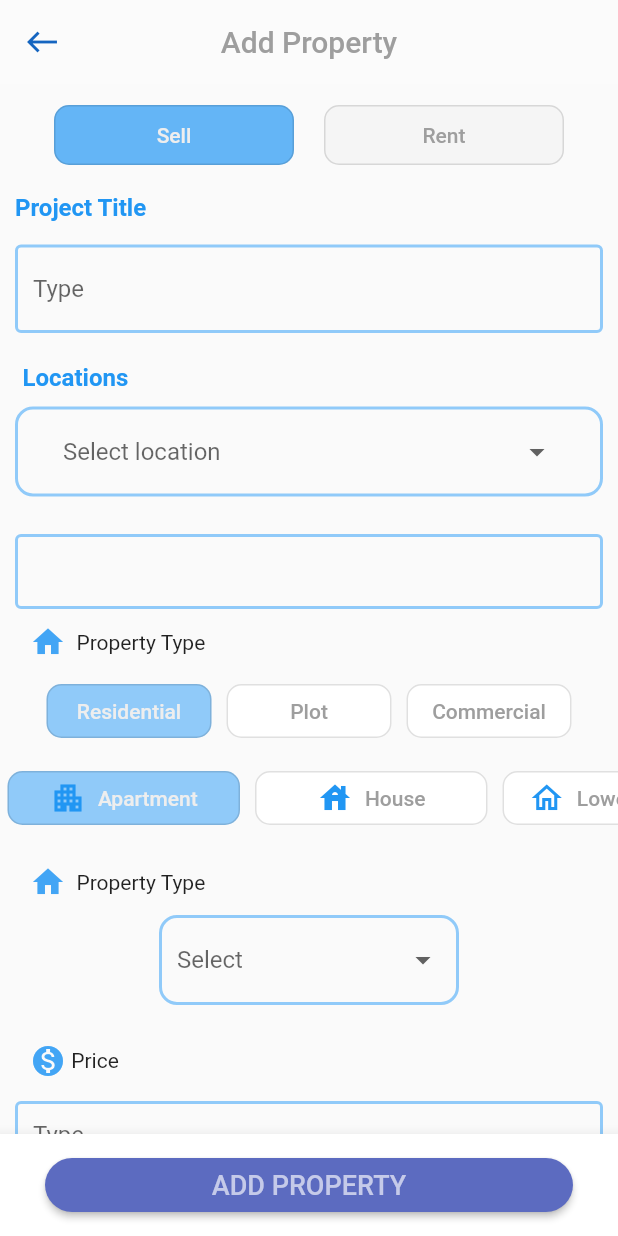
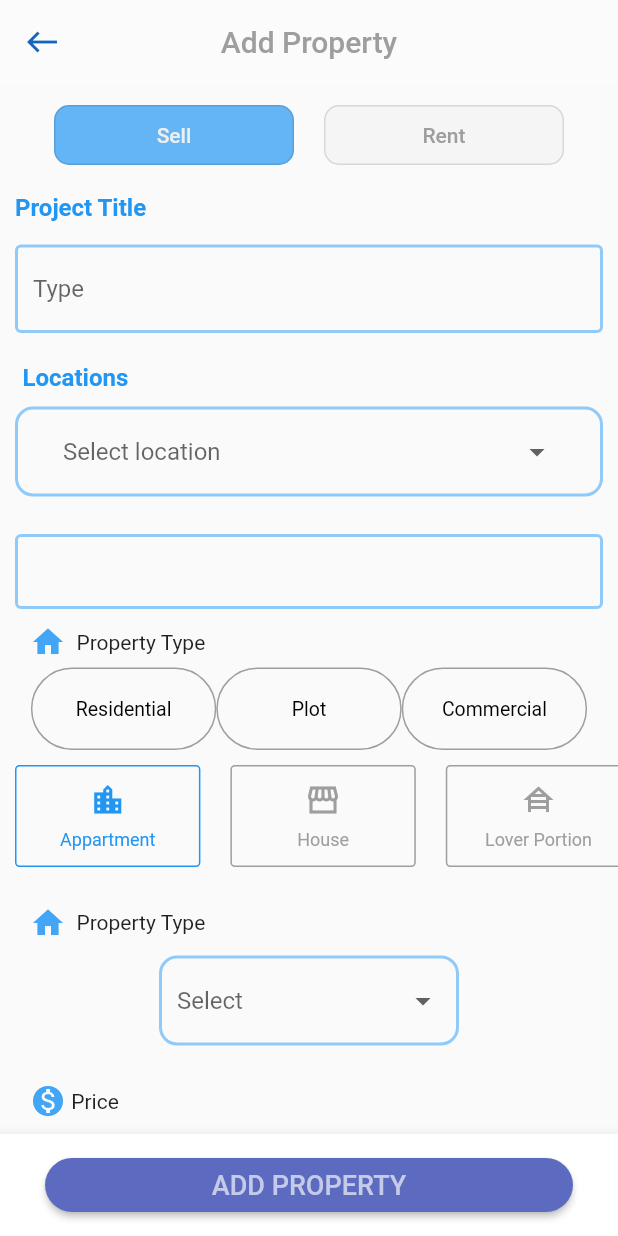
Before and after one commit to Alaa26it/file1, a Flutter app: the screen it shows after launch, in the side drawer, after a tap on "add", on a phone screen of 412 x 824 dp. Run offline on Flutter 3.47's test engine with Material 2 defaults, Android fonts, the phone set to English and light mode, and no system bars; drawn by our look-alikes of custom_radio_grouped_button.

Commit message:
Zain Updates ( Property Type Selections)

```diff
--- a/lib/add.dart
+++ b/lib/add.dart
@@ -6,6 +6,7 @@ import 'package:homee1/main.dart';
 
 import 'package:flutter/cupertino.dart';
 import 'package:flutter/material.dart';
+import 'package:custom_radio_grouped_button/custom_radio_grouped_button.dart';
 
 class Add1 extends StatefulWidget {
   @override
@@ -139,6 +140,51 @@ class _Add1State extends State<Add1> {
   bool vacuum = false;
   bool garret = false;
   bool basement = false;
+  //////////////////////////////////////
+
+  String? propertyType;
+  String? selectedProperty;
+  int _selected = 0;
+/////////////////////////////////////
+
+  Widget _icon(int index, {String? text, IconData? icon}) {
+    return Padding(
+      padding: const EdgeInsets.all(10.0),
+      child: InkResponse(
+        child: Container(
+          width: MediaQuery.of(context).size.width * 0.3,
+          padding: const EdgeInsets.all(10),
+          decoration: BoxDecoration(
+              borderRadius: BorderRadius.circular(3),
+              border: Border.all(
+                  color: _selected == index ? Colors.blue : Colors.grey)),
+          child: Column(
+            mainAxisSize: MainAxisSize.min,
+            children: [
+              Icon(
+                icon,
+                color: _selected == index ? Colors.blue : Colors.grey,
+              ),
+              const SizedBox(
+                height: 8,
+              ),
+              Text(text!,
+                  style: TextStyle(
+                      color: _selected == index ? Colors.blue : Colors.grey,
+                      fontSize: 12,
+                      fontWeight: FontWeight.w400)),
+            ],
+          ),
+        ),
+        onTap: () => setState(
+          () {
+            _selected = index;
+            selectedProperty = text;
+          },
+        ),
+      ),
+    );
+  }
 
   @override
   Widget build(BuildContext context) {
@@ -322,64 +368,106 @@ class _Add1State extends State<Add1> {
                     ],
                   ),
                 ),
-                Container(
-                  width: double.infinity,
-                  child: Row(
-                    mainAxisAlignment: MainAxisAlignment.center,
-                    crossAxisAlignment: CrossAxisAlignment.center,
-                    children: <Widget>[
-                      Container(
-                          margin: EdgeInsets.all(5),
-                          child: customRadio1(homee1[0], 0)),
-                      Container(
-                          margin: EdgeInsets.all(5),
-                          child: customRadio1(homee1[1], 1)),
-                      Container(
-                          margin: EdgeInsets.all(5),
-                          child: customRadio1(homee1[2], 2)),
-                      SizedBox(
-                        height: 30.0,
-                      ),
-                    ],
-                  ),
-                ),
-                Container(
-                  width: double.infinity,
-                  child: SingleChildScrollView(
-                    scrollDirection: Axis.horizontal,
-                    child: Row(
-                      mainAxisAlignment: MainAxisAlignment.center,
-                      crossAxisAlignment: CrossAxisAlignment.center,
-                      children: <Widget>[
-                        Container(
-                            margin: EdgeInsets.all(5),
-                            child:
-                                customRadio2(widgets[0], 0, Icons.apartment)),
-                        Container(
-                            margin: EdgeInsets.all(5),
-                            child: customRadio2(widgets[1], 1, Icons.house)),
-                        Container(
-                            margin: EdgeInsets.all(5),
-                            child: customRadio2(
-                                widgets[2], 2, Icons.home_outlined)),
-                        Container(
-                            margin: EdgeInsets.all(5),
-                            child: customRadio2(
-                                widgets[3], 3, Icons.maps_home_work_sharp)),
-                        Container(
-                            margin: EdgeInsets.all(5),
-                            child: customRadio2(widgets[4], 4, Icons.villa)),
-                        Container(
-                            margin: EdgeInsets.all(5),
-                            child: customRadio2(
-                                widgets[5], 5, Icons.house_rounded)),
-                        SizedBox(
-                          height: 30.0,
+                CustomRadioButton(
+                  padding: 0,
+                  width: MediaQuery.of(context).size.width * 0.3,
+                  elevation: 0,
+                  absoluteZeroSpacing: false,
+                  spacing: 3,
+                  margin: EdgeInsets.zero,
+                  unSelectedColor: Colors.transparent,
+                  selectedBorderColor: Colors.blue,
+                  unSelectedBorderColor: Colors.grey,
+                  autoWidth: false,
+                  enableShape: true,
+                  radius: 3,
+                  height: 55,
+                  buttonLables: const [
+                    'Residential',
+                    'Plot',
+                    'Commercial',
+                  ],
+                  buttonValues: const [
+                    "1",
+                    "2",
+                    "3",
+                  ],
+                  buttonTextStyle: const ButtonTextStyle(
+                      selectedColor: Colors.blue,
+                      unSelectedColor: Colors.black,
+                      textStyle:
+                          TextStyle(fontSize: 13, fontWeight: FontWeight.w400)),
+                  radioButtonValue: (value) {
+                    setState(() {
+                      propertyType = value.toString();
+                    });
+                  },
+                  selectedColor: Colors.transparent,
+                ),
+                propertyType == null || propertyType == '1'
+                    ? SingleChildScrollView(
+                        scrollDirection: Axis.horizontal,
+                        child: Row(
+                          children: [
+                            _icon(0,
+                                text: "Appartment", icon: Icons.location_city),
+                            _icon(1,
+                                text: "House", icon: Icons.storefront_sharp),
+                            _icon(2,
+                                text: "Lover Portion",
+                                icon: Icons.house_siding_sharp),
+                            _icon(3,
+                                text: "Upper Portion",
+                                icon: Icons.home_work_outlined),
+                            _icon(4, text: "Villa", icon: Icons.villa_outlined),
+                            _icon(5,
+                                text: "Farmhouse",
+                                icon: Icons.holiday_village_outlined)
+                          ],
                         ),
-                      ],
-                    ),
-                  ),
-                ),
+                      )
+                    : Container(),
+                propertyType == '2'
+                    ? SingleChildScrollView(
+                        scrollDirection: Axis.horizontal,
+                        child: Row(
+                          children: [
+                            _icon(0,
+                                text: "Residential Plot",
+                                icon: Icons.real_estate_agent_outlined),
+                            _icon(1,
+                                text: "Commercial Plot",
+                                icon: Icons.location_city_rounded),
+                            _icon(2,
+                                text: "Agricultrual Land",
+                                icon: Icons.agriculture_outlined),
+                            _icon(3,
+                                text: "Industiral Land", icon: Icons.ac_unit),
+                            _icon(4, text: "Other", icon: Icons.more_horiz),
+                          ],
+                        ),
+                      )
+                    : Container(),
+                propertyType == '3'
+                    ? SingleChildScrollView(
+                        scrollDirection: Axis.horizontal,
+                        child: Row(
+                          children: [
+                            _icon(0,
+                                text: "Office",
+                                icon: Icons.maps_home_work_outlined),
+                            _icon(1,
+                                text: "Shop", icon: Icons.storefront_sharp),
+                            _icon(2,
+                                text: "Warehouse",
+                                icon: Icons.house_siding_rounded),
+                            _icon(3,
+                                text: "Building", icon: Icons.location_city),
+                            _icon(4, text: "Other", icon: Icons.more_horiz),
+                          ],
+                        ),
+                      )
+                    : Container(),
                 Container(
                   margin: EdgeInsets.only(left: 20, top: 15),
                   child: Row(
--- a/pubspec.yaml
+++ b/pubspec.yaml
@@ -3,7 +3,7 @@ description: A new Flutter application.
 
 # The following line prevents the package from being accidentally published to
 # pub.dev using `flutter pub publish`. This is preferred for private packages.
-publish_to: 'none' # Remove this line if you wish to publish to pub.dev
+publish_to: "none" # Remove this line if you wish to publish to pub.dev
 
 # The following defines the version and build number for your application.
 # A version number is three numbers separated by dots, like 1.2.43
@@ -30,10 +30,10 @@ dependencies:
   flutter:
     sdk: flutter
 
-
   # The following adds the Cupertino Icons font to your application.
   # Use with the CupertinoIcons class for iOS style icons.
   cupertino_icons: ^1.0.2
+  custom_radio_grouped_button: ^2.1.1
 
 dev_dependencies:
   flutter_test:
@@ -51,7 +51,6 @@ dev_dependencies:
 
 # The following section is specific to Flutter.
 flutter:
-
   # The following line ensures that the Material Icons font is
   # included with your application, so that you can use the icons in
   # the material Icons class.
```
Also changed, not shown: pubspec.lock.
